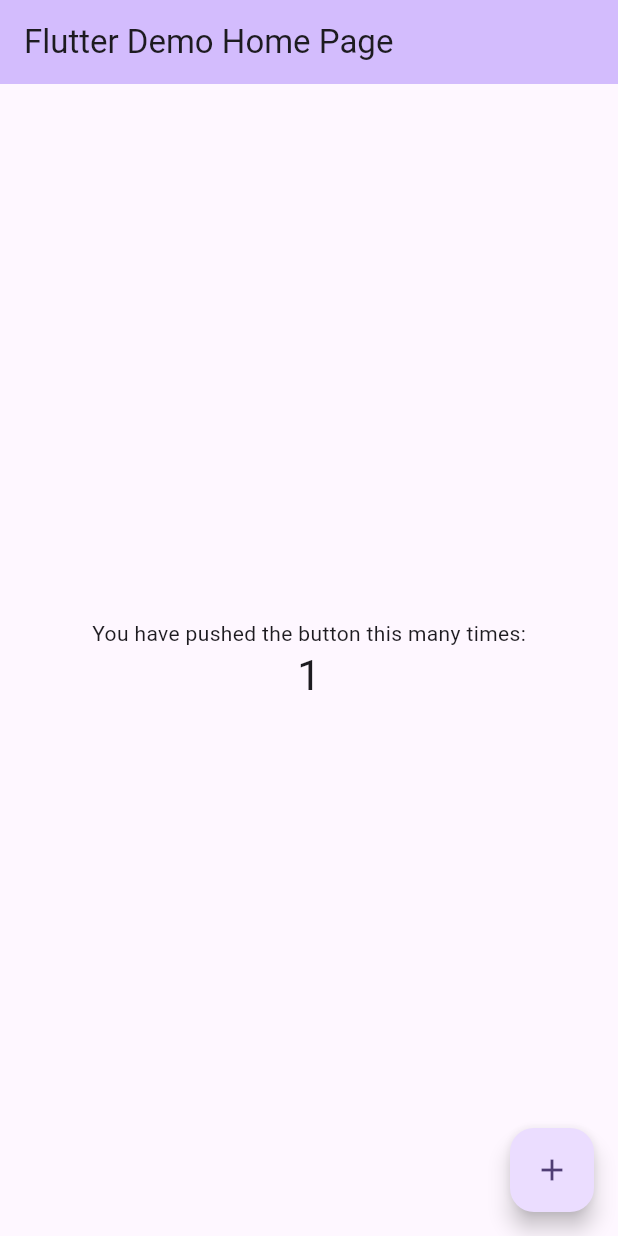
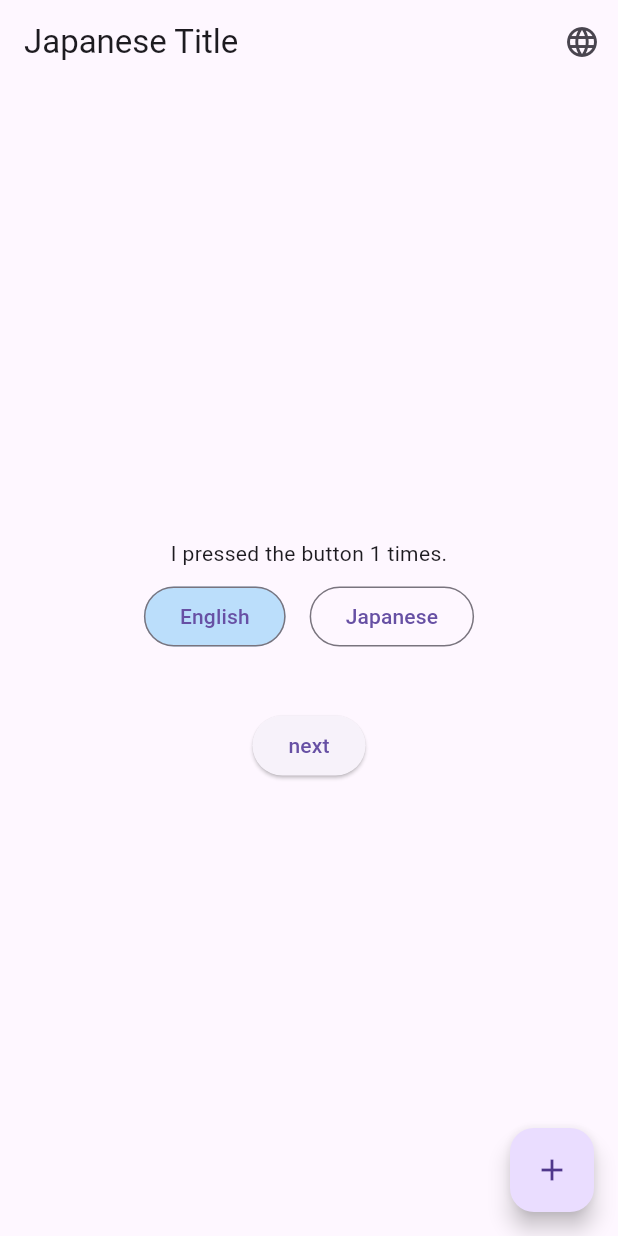
Before and after one commit to sakurakotubaki/localization_app, a Flutter app: the screen it shows after launch, after a tap on the "add" icon, on a phone screen of 412 x 824 dp. Run offline on Flutter 3.47's test engine with Material 3 defaults, Android fonts, the phone set to English and light mode, and no system bars; generated files the repository leaves out were written again.

Commit message:
added: n18i

```diff
--- /dev/null
+++ b/lib/i18n/strings_en.i18n.json
@@ -0,0 +1,14 @@
+{
+    "mainScreen": {
+      "title": "Japanese Title",
+      "counter": {
+        "one": "I pressed the button $n times.",
+        "other": "I pressed the button $n times."
+      },
+      "tapMe": "Push it"
+    },
+    "locales(map)": {
+      "en": "English",
+      "ja": "Japanese"
+    }
+  }
--- a/lib/main.dart
+++ b/lib/main.dart
@@ -1,125 +1,129 @@
 import 'package:flutter/material.dart';
+import 'package:flutter_localizations/flutter_localizations.dart';
+import 'package:localization_app/i18n/strings.g.dart';
+import 'package:localization_app/settings_page.dart';
 
 void main() {
-  runApp(const MyApp());
+  WidgetsFlutterBinding.ensureInitialized();
+  LocaleSettings.useDeviceLocale(); // initialize with the right locale
+  runApp(TranslationProvider(
+    // wrap with TranslationProvider
+    child: const MyApp(),
+  ));
 }
 
 class MyApp extends StatelessWidget {
   const MyApp({super.key});
 
-  // This widget is the root of your application.
   @override
   Widget build(BuildContext context) {
     return MaterialApp(
       title: 'Flutter Demo',
-      theme: ThemeData(
-        // This is the theme of your application.
-        //
-        // TRY THIS: Try running your application with "flutter run". You'll see
-        // the application has a purple toolbar. Then, without quitting the app,
-        // try changing the seedColor in the colorScheme below to Colors.green
-        // and then invoke "hot reload" (save your changes or press the "hot
-        // reload" button in a Flutter-supported IDE, or press "r" if you used
-        // the command line to start the app).
-        //
-        // Notice that the counter didn't reset back to zero; the application
-        // state is not lost during the reload. To reset the state, use hot
-        // restart instead.
-        //
-        // This works for code too, not just values: Most code changes can be
-        // tested with just a hot reload.
-        colorScheme: ColorScheme.fromSeed(seedColor: Colors.deepPurple),
-        useMaterial3: true,
-      ),
-      home: const MyHomePage(title: 'Flutter Demo Home Page'),
+      locale: TranslationProvider.of(context).flutterLocale,
+      supportedLocales: AppLocaleUtils.supportedLocales,
+      // error GlobalMaterialLocalizations
+      localizationsDelegates: GlobalMaterialLocalizations.delegates,
+      home: const MyHomePage(),
     );
   }
 }
 
 class MyHomePage extends StatefulWidget {
-  const MyHomePage({super.key, required this.title});
-
-  // This widget is the home page of your application. It is stateful, meaning
-  // that it has a State object (defined below) that contains fields that affect
-  // how it looks.
-
-  // This class is the configuration for the state. It holds the values (in this
-  // case the title) provided by the parent (in this case the App widget) and
-  // used by the build method of the State. Fields in a Widget subclass are
-  // always marked "final".
-
-  final String title;
+  const MyHomePage({super.key});
 
   @override
-  State<MyHomePage> createState() => _MyHomePageState();
+  _MyHomePageState createState() => _MyHomePageState();
 }
 
 class _MyHomePageState extends State<MyHomePage> {
   int _counter = 0;
 
-  void _incrementCounter() {
-    setState(() {
-      // This call to setState tells the Flutter framework that something has
-      // changed in this State, which causes it to rerun the build method below
-      // so that the display can reflect the updated values. If we changed
-      // _counter without calling setState(), then the build method would not be
-      // called again, and so nothing would appear to happen.
-      _counter++;
+  @override
+  void initState() {
+    super.initState();
+
+    LocaleSettings.getLocaleStream().listen((event) {
+      print('locale changed: $event');
     });
   }
 
   @override
   Widget build(BuildContext context) {
-    // This method is rerun every time setState is called, for instance as done
-    // by the _incrementCounter method above.
-    //
-    // The Flutter framework has been optimized to make rerunning build methods
-    // fast, so that you can just rebuild anything that needs updating rather
-    // than having to individually change instances of widgets.
+    // get t variable, will trigger rebuild on locale change
+    // otherwise just call t directly (if locale is not changeable)
+    final t = Translations.of(context);
+
     return Scaffold(
       appBar: AppBar(
-        // TRY THIS: Try changing the color here to a specific color (to
-        // Colors.amber, perhaps?) and trigger a hot reload to see the AppBar
-        // change color while the other colors stay the same.
-        backgroundColor: Theme.of(context).colorScheme.inversePrimary,
-        // Here we take the value from the MyHomePage object that was created by
-        // the App.build method, and use it to set our appbar title.
-        title: Text(widget.title),
+        // change language
+        actions: [
+          PopupMenuButton<AppLocale>(
+            icon: const Icon(Icons.language),
+            onSelected: (AppLocale locale) {
+              LocaleSettings.setLocale(locale);
+            },
+            itemBuilder: (BuildContext context) {
+              return AppLocale.values.map((AppLocale locale) {
+                return PopupMenuItem<AppLocale>(
+                  value: locale,
+                  child: Text(t.locales[locale.languageTag]!),
+                );
+              }).toList();
+            },
+          ),
+        ],
+        title: Text(t.mainScreen.title),
       ),
       body: Center(
-        // Center is a layout widget. It takes a single child and positions it
-        // in the middle of the parent.
         child: Column(
-          // Column is also a layout widget. It takes a list of children and
-          // arranges them vertically. By default, it sizes itself to fit its
-          // children horizontally, and tries to be as tall as its parent.
-          //
-          // Column has various properties to control how it sizes itself and
-          // how it positions its children. Here we use mainAxisAlignment to
-          // center the children vertically; the main axis here is the vertical
-          // axis because Columns are vertical (the cross axis would be
-          // horizontal).
-          //
-          // TRY THIS: Invoke "debug painting" (choose the "Toggle Debug Paint"
-          // action in the IDE, or press "p" in the console), to see the
-          // wireframe for each widget.
           mainAxisAlignment: MainAxisAlignment.center,
-          children: <Widget>[
-            const Text(
-              'You have pushed the button this many times:',
+          children: [
+            // error mainScreen
+            Text(t.mainScreen.counter(n: _counter)),
+            Row(
+              mainAxisAlignment: MainAxisAlignment.center,
+
+              // lets loop over all supported locales
+              children: AppLocale.values.map((locale) {
+                // active locale
+                AppLocale activeLocale = LocaleSettings.currentLocale;
+
+                // typed version is preferred to avoid typos
+                bool active = activeLocale == locale;
+
+                return Padding(
+                  padding: const EdgeInsets.all(8.0),
+                  child: OutlinedButton(
+                    style: OutlinedButton.styleFrom(
+                      backgroundColor: active ? Colors.blue.shade100 : null,
+                    ),
+                    onPressed: () {
+                      // locale change, will trigger a rebuild (no setState needed)
+                      LocaleSettings.setLocale(locale);
+                    },
+                    // error mainScreen
+                    child: Text(t.locales[locale.languageTag]!),
+                  ),
+                );
+              }).toList(),
             ),
-            Text(
-              '$_counter',
-              style: Theme.of(context).textTheme.headlineMedium,
-            ),
+            const SizedBox(height: 30),
+            ElevatedButton(onPressed: () {
+              Navigator.of(context).push(
+                MaterialPageRoute(builder: (_) => const SettingsPage())
+              );
+            }, child: const Text('next')),
           ],
         ),
       ),
       floatingActionButton: FloatingActionButton(
-        onPressed: _incrementCounter,
-        tooltip: 'Increment',
+        onPressed: () {
+          setState(() => _counter++);
+        },
+        // error mainScreen
+        tooltip: context.t.mainScreen.tapMe, // using extension method
         child: const Icon(Icons.add),
-      ), // This trailing comma makes auto-formatting nicer for build methods.
+      ),
     );
   }
 }
```
Also changed, not shown: lib/i18n/strings_ja.i18n.json (added, +14 -0 lines), lib/settings_page.dart (added, +35 -0 lines), pubspec.yaml (+7 -36 lines), lib/i18n/strings.g.dart (added), pubspec.lock, 2 other files.
